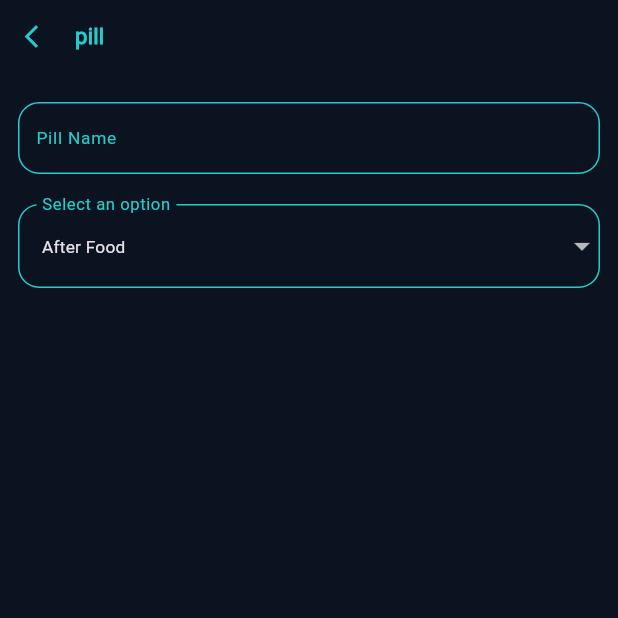
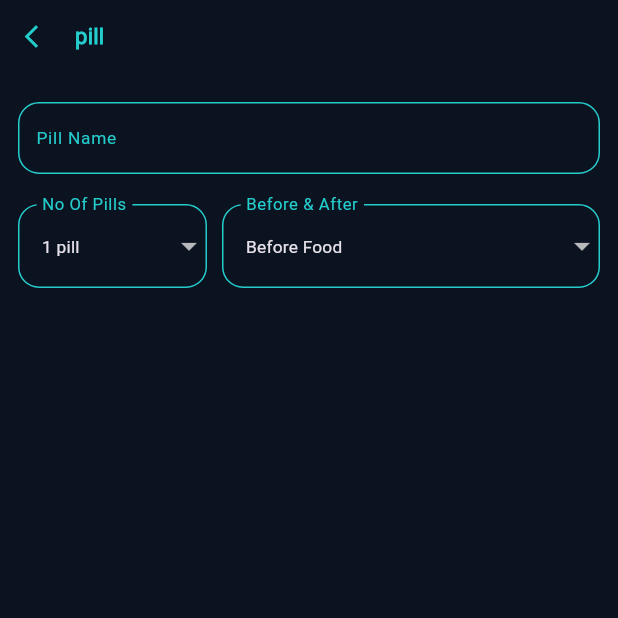
Before and after one commit to AliKamar34/MediMood, a Flutter app: the EditPillViewBody screen opened directly, on a phone screen of 412 x 824 dp, the top half of it. Run offline on Flutter 3.47's test engine with Material 3 defaults, Android fonts, the light colour scheme and no system bars; our stand-ins replace flutter_svg, font_awesome_flutter, go_router, google_nav_bar.

Commit message:
add no of pills form

```diff
--- a/lib/features/home/presentation/views/widgets/custom_drop_down.dart
+++ b/lib/features/home/presentation/views/widgets/custom_drop_down.dart
@@ -5,24 +5,24 @@ import 'package:new_app/core/utils/colors_asset_data.dart';
 class CustomDropDown extends StatelessWidget {
   const CustomDropDown({
     super.key,
+    required this.items,
+    required this.label,
   });
-
+  final List<String> items;
+  final String label;
   @override
   Widget build(BuildContext context) {
     return DropdownButtonFormField(
       decoration: InputDecoration(
-        labelText: 'Select an option',
+        labelText: label,
         labelStyle: AppTextStyle.styleRegular18(context).copyWith(
           color: ColorsAssetData.primaryColor,
         ),
         enabledBorder: buildBorder(),
         focusedBorder: buildBorder(),
       ),
-      value: 'After Food',
-      items: [
-        'Before Food',
-        'After Food',
-      ].map<DropdownMenuItem<String>>((String value) {
+      value: items[0],
+      items: items.map<DropdownMenuItem<String>>((String value) {
         return DropdownMenuItem<String>(
           value: value,
           child: Text(
--- a/lib/features/home/presentation/views/widgets/edit_pill_view_body.dart
+++ b/lib/features/home/presentation/views/widgets/edit_pill_view_body.dart
@@ -1,6 +1,5 @@
 import 'package:flutter/material.dart';
-import 'package:new_app/core/utils/app_text_style.dart';
-import 'package:new_app/core/utils/colors_asset_data.dart';
+
 import 'package:new_app/features/home/presentation/views/widgets/custom_drop_down.dart';
 import 'package:new_app/features/home/presentation/views/widgets/custom_text_field.dart';
 import 'package:new_app/features/home/presentation/views/widgets/edit_pill_app_bar.dart';
@@ -24,7 +23,31 @@ class EditPillViewBody extends StatelessWidget {
               SizedBox(
                 height: 20,
               ),
-              CustomDropDown(),
+              Row(
+                children: [
+                  Expanded(
+                    child: CustomDropDown(
+                      label: 'No Of Pills',
+                      items: [
+                        '1 pill',
+                        '2 pills',
+                        '3 pills',
+                      ],
+                    ),
+                  ),
+                  SizedBox(width: 10),
+                  Expanded(
+                    flex: 2,
+                    child: CustomDropDown(
+                      label: 'Before & After',
+                      items: [
+                        'Before Food',
+                        'After Food',
+                      ],
+                    ),
+                  ),
+                ],
+              ),
             ],
           ),
         ),
```
